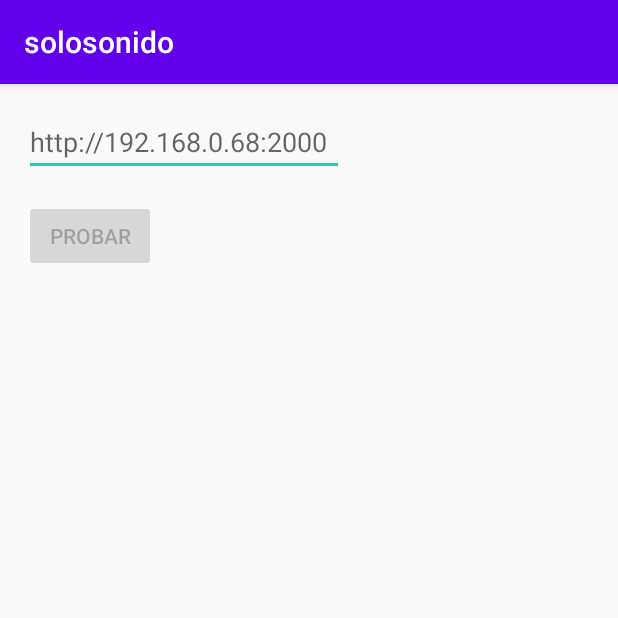
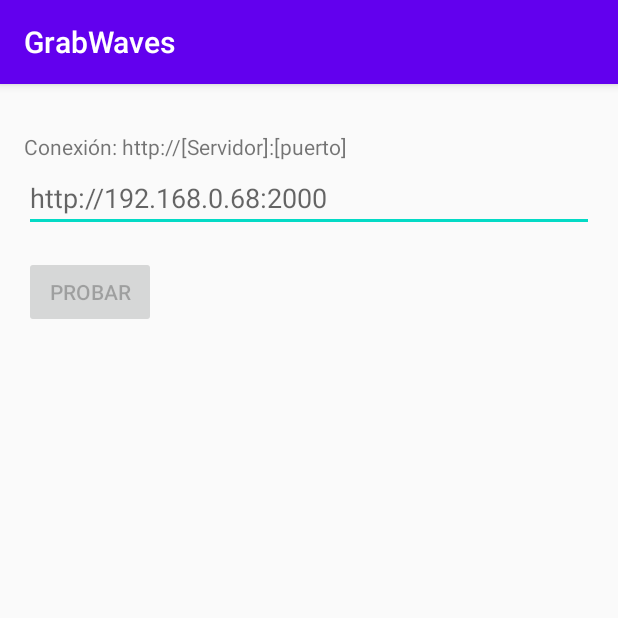
Before and after one commit to Javierenrique00/grabwaves, an Android app: the screen it shows after launch (MainActivity), on a phone screen of 412 x 824 dp, the top half of it. Run offline under Robolectric (Android 15) with nearby library versions, the phone set to English and light mode, and no system bars; libraries missing offline, so code that uses them is left out: hu.autsoft.krate; 1 statement that could not run was skipped.

Commit message:
Change name

```diff
--- a/app/src/main/AndroidManifest.xml
+++ b/app/src/main/AndroidManifest.xml
@@ -18,7 +18,7 @@
                 <category android:name="android.intent.category.LAUNCHER" />
             </intent-filter>
 
-            <intent-filter android:label="Solo Sonido">
+            <intent-filter android:label="GrabWaves">
                 <action android:name="android.intent.action.SEND" />
                 <category android:name="android.intent.category.DEFAULT"/>
                 <data android:host="youtu.be" android:mimeType="text/*" />
--- a/app/src/main/java/com/mundocrativo/javier/solosonido/MainActivity.kt
+++ b/app/src/main/java/com/mundocrativo/javier/solosonido/MainActivity.kt
@@ -27,6 +27,7 @@ class MainActivity : AppCompatActivity() {
         val enlace = extras?.getString(Intent.EXTRA_TEXT)
         enlace?.let {
             Log.v("msg","Enlace = $it")
+
             viewModel.enlaceExternal = it
         }
 
--- a/app/src/main/res/layout/main_fragment.xml
+++ b/app/src/main/res/layout/main_fragment.xml
@@ -9,16 +9,19 @@
 
     <EditText
         android:id="@+id/serverTb"
-        android:layout_width="wrap_content"
+        android:layout_width="0dp"
         android:layout_height="wrap_content"
         android:layout_marginStart="16dp"
-        android:layout_marginTop="16dp"
+        android:layout_marginTop="2dp"
+        android:layout_marginEnd="16dp"
         android:ems="10"
         android:hint="@string/serverUrl"
         android:imeOptions="actionDone"
         android:inputType="text"
+        app:layout_constraintEnd_toEndOf="parent"
+        app:layout_constraintHorizontal_bias="0.0"
         app:layout_constraintStart_toStartOf="parent"
-        app:layout_constraintTop_toTopOf="parent" />
+        app:layout_constraintTop_toBottomOf="@+id/infoText" />
 
     <Button
         android:id="@+id/checkServerBt"
@@ -29,4 +32,14 @@
         android:text="@string/checkBt"
         app:layout_constraintStart_toStartOf="parent"
         app:layout_constraintTop_toBottomOf="@+id/serverTb" />
+
+    <TextView
+        android:id="@+id/infoText"
+        android:layout_width="wrap_content"
+        android:layout_height="wrap_content"
+        android:layout_marginStart="16dp"
+        android:layout_marginTop="32dp"
+        android:text="@string/TitleMain"
+        app:layout_constraintStart_toStartOf="parent"
+        app:layout_constraintTop_toTopOf="parent" />
 </androidx.constraintlayout.widget.ConstraintLayout>
--- a/app/src/main/res/values/strings.xml
+++ b/app/src/main/res/values/strings.xml
@@ -1,7 +1,8 @@
 <resources>
-    <string name="app_name">solosonido</string>
+    <string name="app_name">GrabWaves</string>
 
     //--- main fragment
+    <string name="TitleMain">Conexión: http://[Servidor]:[puerto]</string>
     <string name="serverUrl">http://192.168.0.68:2000</string>
     <string name="checkBt">Probar</string>
 </resources>
```
